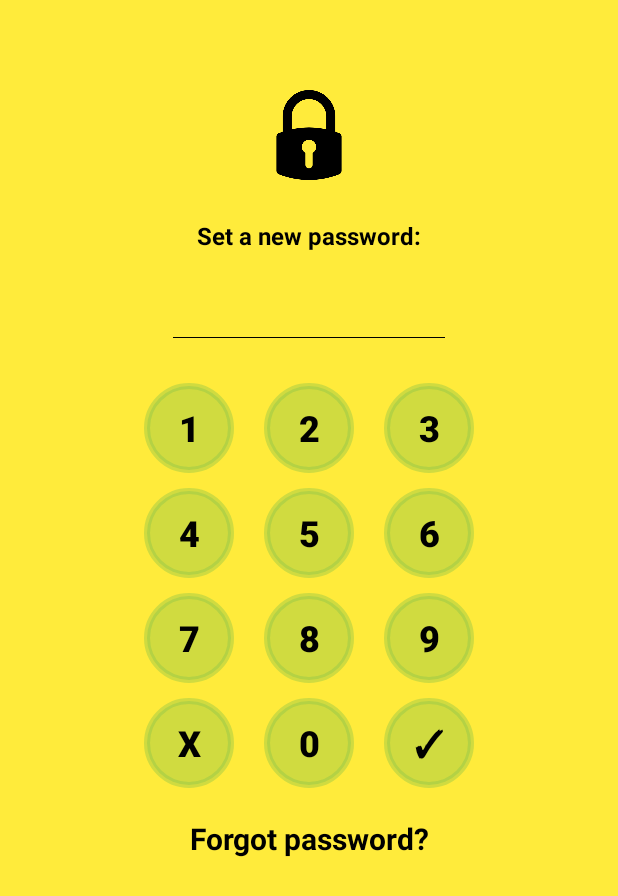
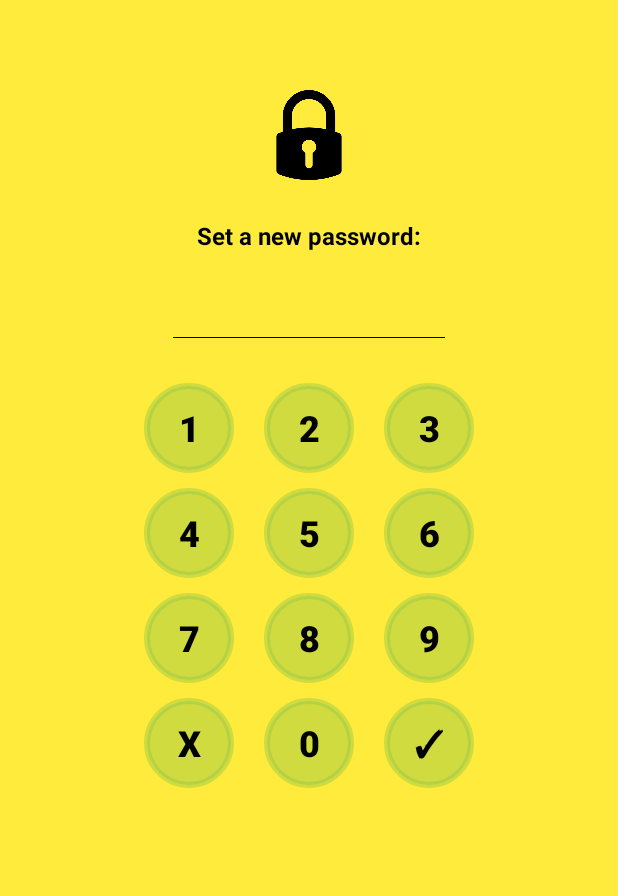
Before and after one commit to AvrahamRada/ScreenLockerApp, an Android app: the screen it shows after launch (LockScreenActivity), on a phone screen of 412 x 824 dp. Shown: the top 896 px of the screen. Run offline under Robolectric (Android 15) with nearby library versions, the phone set to English and light mode, and no system bars.

Commit message:
fix final bugs

```diff
--- a/ScreenLockLib/src/main/res/layout/activity_lock_screen.xml
+++ b/ScreenLockLib/src/main/res/layout/activity_lock_screen.xml
@@ -269,19 +269,4 @@
 
     </LinearLayout>
 
-
-    <TextView
-        android:id="@+id/lockScreenActivity_LBL_forgotpassword"
-        android:layout_width="wrap_content"
-        android:layout_height="wrap_content"
-        android:layout_marginTop="20dp"
-        android:layout_below="@+id/lockScreenActivity_LYT_numbers"
-        android:layout_centerHorizontal="true"
-        android:text="Forgot password?"
-        android:textAlignment="center"
-        android:textColor="#000000"
-        android:textSize="20sp"
-        android:textStyle="bold" />
-
-
 </RelativeLayout>
```
